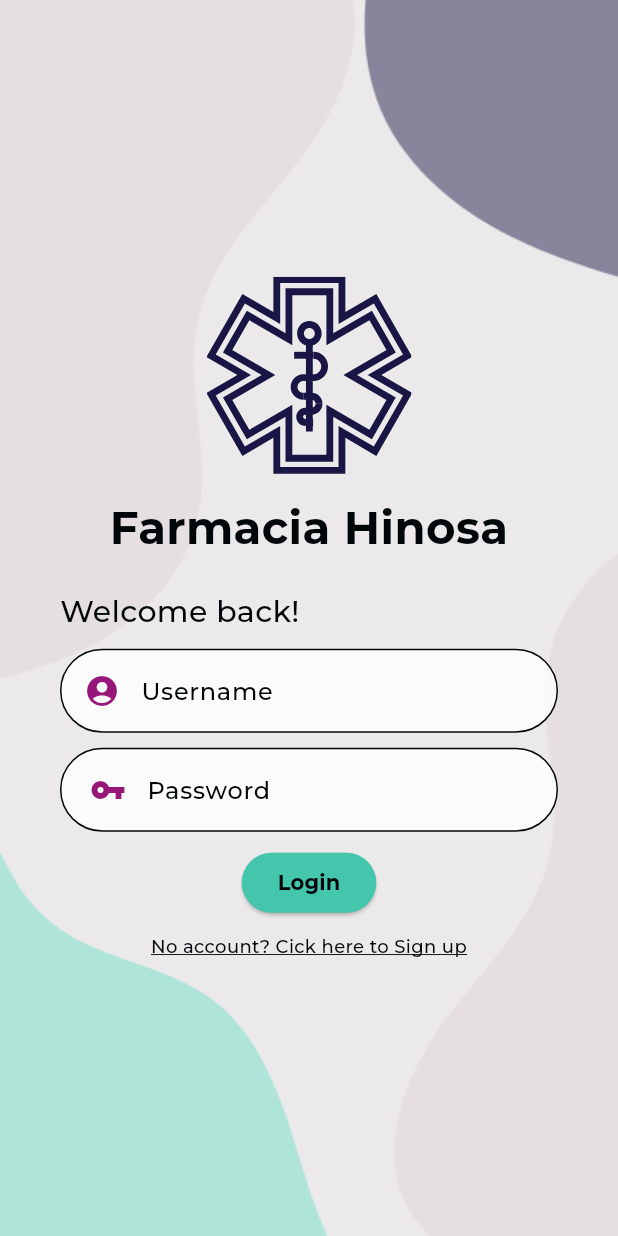
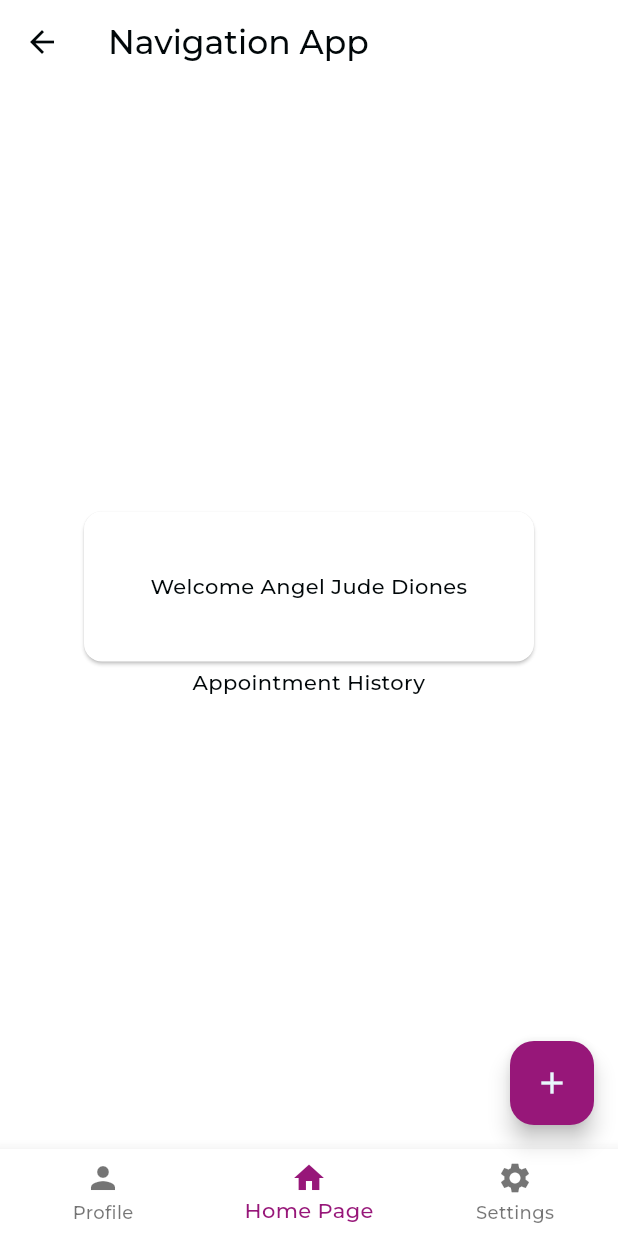
Before and after one commit to Jude310/cc206-clinic_management_system_patients, a Flutter app: the screen it shows after launch, after a tap on "Login", on a phone screen of 412 x 824 dp. Run offline on Flutter 3.47's test engine with Material 2 defaults, Android fonts, the phone set to English and light mode, and no system bars; our stand-ins replace flutter_svg; project files that could hold a hidden picture were left out.

Commit message:
Fixed navigation from log_in to dashboard

```diff
--- a/lib/components/dashboard.dart
+++ b/lib/components/dashboard.dart
@@ -3,26 +3,13 @@ import 'profile.dart';
 import 'settings.dart';
 import 'appointment_form.dart';
 
-void main() {
-  runApp(MyApp());
+class DashBoard extends StatefulWidget {
+  @override
+  _DashBoardState createState() => _DashBoardState();
 }
 
-class MyApp extends StatelessWidget {
-  @override
-  Widget build(BuildContext context) {
-    return MaterialApp(
-      home: MyHomePage(),
-    );
-  }
-}
-
-class MyHomePage extends StatefulWidget {
-  @override
-  _MyHomePageState createState() => _MyHomePageState();
-}
-
-class _MyHomePageState extends State<MyHomePage> {
-  int _currentIndex = 0;
+class _DashBoardState extends State<DashBoard> {
+  int _currentIndex = 1;
 
   @override
   Widget build(BuildContext context) {
@@ -39,7 +26,7 @@ class _MyHomePageState extends State<MyHomePage> {
   Widget _getBody() {
     switch (_currentIndex) {
       case 0:
-        return const ProfileScreen();
+        return const MyProfile();
       case 1:
         return _getDashboardScreen(); // Use a separate function for the dashboard
       case 2:
@@ -93,13 +80,27 @@ class _MyHomePageState extends State<MyHomePage> {
 
   Widget _getDashboardScreen() {
     return Center(
-      child: Column(
+       child: Column(
         mainAxisAlignment: MainAxisAlignment.center,
         children: [
-          const Text('Home Page'),
+          const Card(
+            child: SizedBox(
+            height: 100,
+            width: 300,
+            child: Column(
+              mainAxisAlignment: MainAxisAlignment.center,
+              children: [
+                Text('Welcome Angel Jude Diones',
+              textAlign: TextAlign.center,),
+              ]
+            ),
+            ),
+          ),
+          const Text('Appointment History',
+          textAlign: TextAlign.center,),
           const SizedBox(height: 20),
         ],
-      ),
+          ),
     );
   }
 }
--- a/lib/features/log_in/log_in_page.dart
+++ b/lib/features/log_in/log_in_page.dart
@@ -1,3 +1,4 @@
+import 'package:cc206_clinic_management_website_patients/components/dashboard.dart';
 import 'package:cc206_clinic_management_website_patients/features/sign_up/sign_up.dart';
 import 'package:cc206_clinic_management_website_patients/theme/color_theme.dart';
 import 'package:flutter/material.dart';
@@ -99,7 +100,11 @@ class LogInPage extends StatelessWidget {
                       Padding(
                         padding: const EdgeInsets.symmetric(horizontal: 95.0),
                         child: ElevatedButton(
-                          onPressed: () {},
+                          onPressed: () {
+                            Navigator.of(context).push(
+                            MaterialPageRoute(
+                              builder: (context)=> DashBoard()));
+                          },
                           style: ButtonStyle(
                             backgroundColor: MaterialStateProperty.all<Color>(
                                 colorScheme1.tertiary),
```
Also changed, not shown: lib/components/profile.dart (+0 -14 lines), pubspec.lock.
